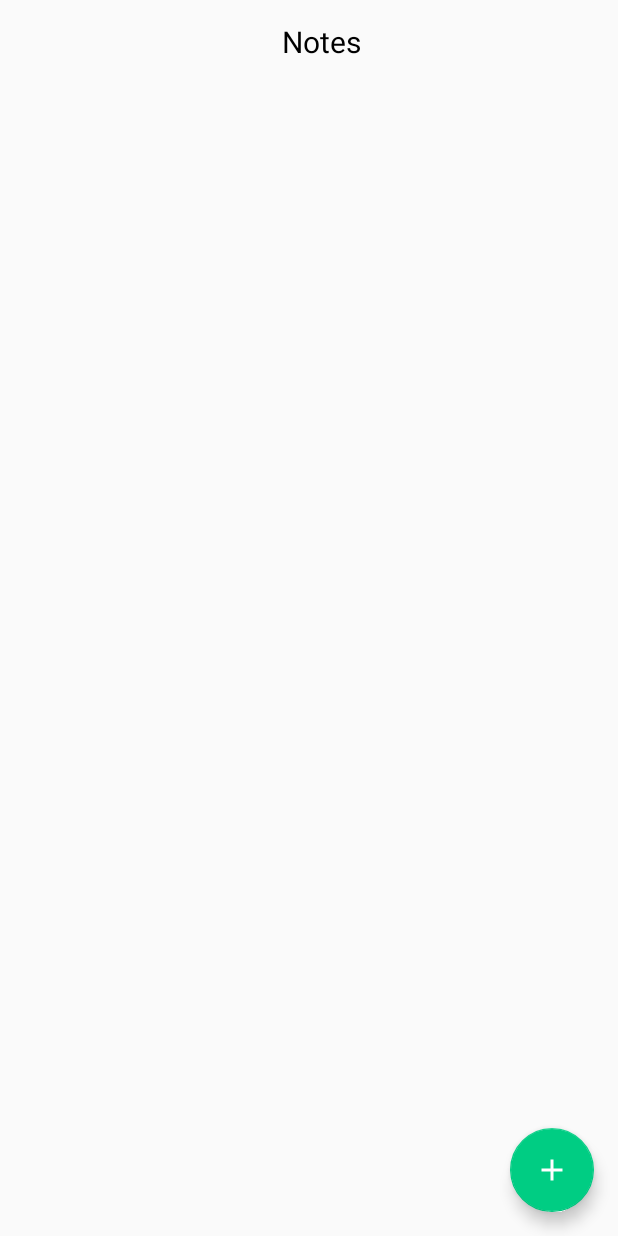
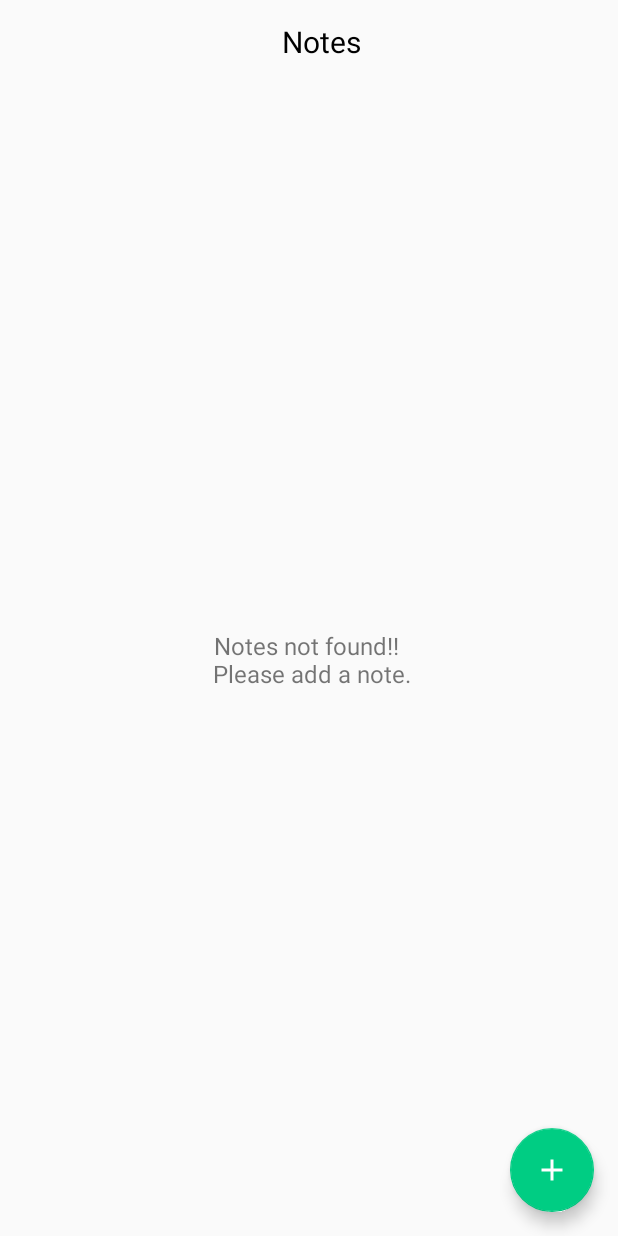
Before and after one commit to pankajk7/Notes, an Android app: the screen it shows after launch (MainNoteListingActivity), on a phone screen of 412 x 824 dp. Run offline under Robolectric (Android 15) with nearby library versions, the phone set to English and light mode, and no system bars; our stand-ins replace Room's generated code.

Commit message:
added empty view condition

```diff
--- a/app/src/main/java/com/test/note/pankaj/notes/adapters/NoteListAdapter.java
+++ b/app/src/main/java/com/test/note/pankaj/notes/adapters/NoteListAdapter.java
@@ -19,7 +19,10 @@ import java.util.List;
  * Created by Pankaj on 03/12/17.
  */
 
-public class NoteListAdapter extends RecyclerView.Adapter<NoteListAdapter.NoteViewHolder> {
+public class NoteListAdapter extends RecyclerView.Adapter<RecyclerView.ViewHolder> {
+
+    private final static int VIEW_EMPTY = 1;
+    private final static int VIEW_DATA = 2;
 
     private Context context;
     private LayoutInflater layoutInflater;
@@ -39,21 +42,30 @@ public class NoteListAdapter extends RecyclerView.Adapter<NoteListAdapter.NoteVi
     }
 
     @Override
-    public NoteListAdapter.NoteViewHolder onCreateViewHolder(ViewGroup parent, int viewType) {
-        return new NoteViewHolder(layoutInflater.inflate(R.layout.row_note_item_layout, parent,
-                false));
+    public RecyclerView.ViewHolder onCreateViewHolder(ViewGroup parent, int viewType) {
+        if (viewType == VIEW_EMPTY) {
+            return new EmptyViewHolder(layoutInflater.inflate(R.layout.row_empty_view_layout, parent,
+                    false));
+        } else {
+            return new NoteViewHolder(layoutInflater.inflate(R.layout.row_note_item_layout, parent,
+                    false));
+        }
     }
 
     @Override
-    public void onBindViewHolder(NoteViewHolder holder, int position) {
+    public void onBindViewHolder(RecyclerView.ViewHolder holder, int position) {
+        if (holder instanceof EmptyViewHolder) {
+            return;
+        }
+        NoteViewHolder viewHolder = (NoteViewHolder) holder;
         Note obj = list.get(position);
         if (obj == null) return;
-        holder.tvTitle.setText(obj.getTitle());
-        holder.tvDate.setText(Utils.getFormattedDateTime(obj.getTimeStamp()));
-        holder.tvnote.setText(obj.getNote());
+        viewHolder.tvTitle.setText(obj.getTitle());
+        viewHolder.tvDate.setText(Utils.getFormattedDateTime(obj.getTimeStamp()));
+        viewHolder.tvnote.setText(obj.getNote());
 
-        holder.constraintLayout.setTag(obj);
-        holder.constraintLayout.setOnClickListener(onClickListener);
+        viewHolder.constraintLayout.setTag(obj);
+        viewHolder.constraintLayout.setOnClickListener(onClickListener);
     }
 
     private View.OnClickListener onClickListener = new View.OnClickListener() {
@@ -67,8 +79,14 @@ public class NoteListAdapter extends RecyclerView.Adapter<NoteListAdapter.NoteVi
 
     @Override
     public int getItemCount() {
-        if (list == null) return 0;
+        if (list == null || list.size() <= 0) return 1;
         else return list.size();
+    }
+
+    @Override
+    public int getItemViewType(int position) {
+        if (list == null || list.size() <= 0) return VIEW_EMPTY;
+        return VIEW_DATA;
     }
 
     static class NoteViewHolder extends RecyclerView.ViewHolder {
@@ -84,4 +102,11 @@ public class NoteListAdapter extends RecyclerView.Adapter<NoteListAdapter.NoteVi
             tvnote = itemView.findViewById(R.id.tv_note);
         }
     }
+
+    static class EmptyViewHolder extends RecyclerView.ViewHolder {
+
+        EmptyViewHolder(View itemView) {
+            super(itemView);
+        }
+    }
 }
--- /dev/null
+++ b/app/src/main/res/layout/row_empty_view_layout.xml
@@ -0,0 +1,7 @@
+<?xml version="1.0" encoding="utf-8"?>
+<TextView xmlns:android="http://schemas.android.com/apk/res/android"
+    android:layout_width="match_parent"
+    android:layout_height="match_parent"
+    android:gravity="center"
+    android:textSize="@dimen/text_medium"
+    android:text="@string/notes_not_found_n_please_add_a_note"/>
--- a/app/src/main/res/values/strings.xml
+++ b/app/src/main/res/values/strings.xml
@@ -5,4 +5,5 @@
     <string name="add_note">Add Note</string>
     <string name="edit_note">Edit Note</string>
     <string name="enter_some_text">Please enter some text for note</string>
+    <string name="notes_not_found_n_please_add_a_note">Notes not found!! \n Please add a note.</string>
 </resources>
```
Also changed, not shown: 18 other files.
